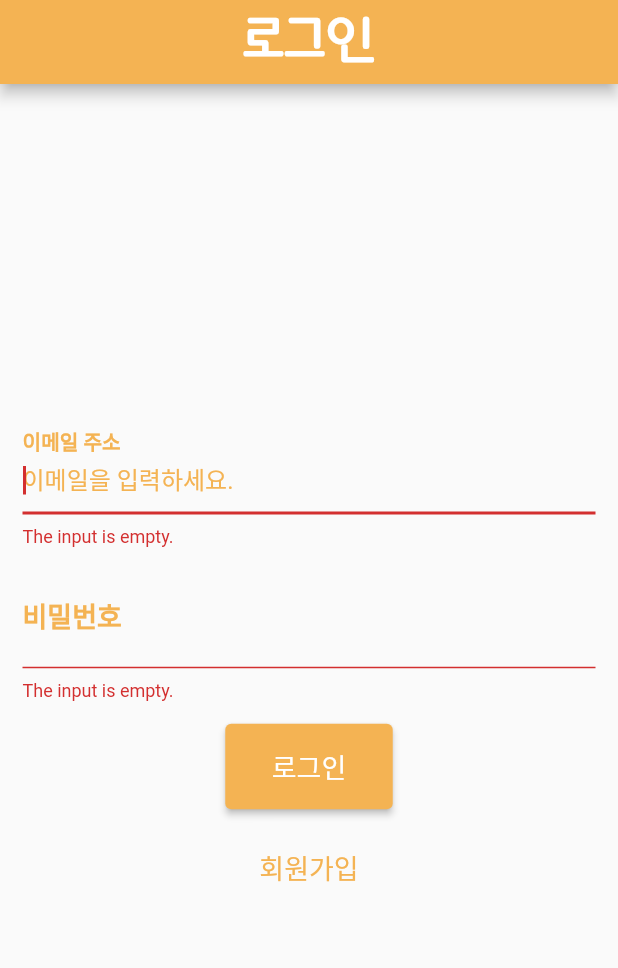
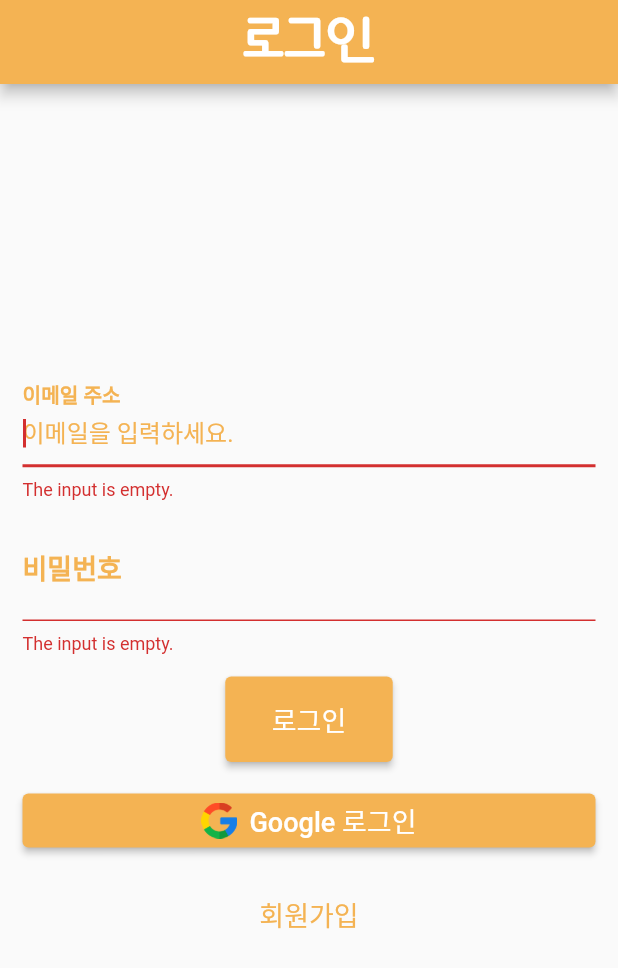
Before and after one commit to 6eom9eun/timeDam, a Flutter app: the screen it shows after launch, after a tap on "로그인", on a phone screen of 412 x 824 dp. Shown: the top 968 px of the screen. Run offline on Flutter 3.47's test engine with Material 2 defaults, Android fonts, the phone set to English and light mode, and no system bars; our stand-ins replace cloud_firestore, firebase_auth, firebase_core, flutter_spinkit, google_sign_in; accounts and stored records are empty.

Commit message:
구글 로그인 구현

```diff
--- a/lib/login.dart
+++ b/lib/login.dart
@@ -1,5 +1,6 @@
 import 'package:firebase_auth/firebase_auth.dart';
 import 'package:flutter/material.dart';
+import 'package:google_sign_in/google_sign_in.dart';
 
 class LoginPage extends StatefulWidget {
   const LoginPage({super.key});
@@ -12,14 +13,19 @@ class _LoginPageState extends State<LoginPage> {
   final _key = GlobalKey<FormState>();
   final TextEditingController _emailController = TextEditingController();
   final TextEditingController _pwdController = TextEditingController();
+
+  GoogleSignIn _googleSignIn = GoogleSignIn();
+  FirebaseAuth _auth = FirebaseAuth.instance;
+
   @override
   Widget build(BuildContext context) {
     return Scaffold(
-      appBar: AppBar(backgroundColor: Color(0xFFF4B353),
+      appBar: AppBar(
+        backgroundColor: Color(0xFFF4B353),
         automaticallyImplyLeading: false,
         title: Text(
           '로그인',
-          style: TextStyle(fontFamily:'Gugi',fontSize: 35.0),  // 이 부분에서 fontSize를 조절합니다.
+          style: TextStyle(fontFamily: 'Gugi', fontSize: 35.0),
         ),
         centerTitle: true,
       ),
@@ -37,13 +43,15 @@ class _LoginPageState extends State<LoginPage> {
                 const SizedBox(height: 15),
                 loginButton(),
                 const SizedBox(height: 15),
+                googleLoginButton(),
+                const SizedBox(height: 15),
                 TextButton(
                   onPressed: () => Navigator.pushNamed(context, '/signup'),
                   child: const Text(
                     "회원가입",
                     style: TextStyle(
                       fontSize: 18,
-                      color: Color(0xFFF4B353), // 원하는 색상으로 변경
+                      color: Color(0xFFF4B353),
                     ),
                   ),
                 ),
@@ -69,12 +77,12 @@ class _LoginPageState extends State<LoginPage> {
       decoration: InputDecoration(
         enabledBorder: OutlineInputBorder(
           borderSide: BorderSide(
-            color: Color(0xFFF4B353), // 일반 상태의 테두리 색상 변경
+            color: Color(0xFFF4B353),
           ),
         ),
         focusedBorder: OutlineInputBorder(
           borderSide: BorderSide(
-            color: Color(0xFFF4B353), // 포커스 상태의 테두리 색상 변경
+            color: Color(0xFFF4B353),
           ),
         ),
         hintText: '이메일을 입력하세요.',
@@ -82,10 +90,10 @@ class _LoginPageState extends State<LoginPage> {
         labelStyle: TextStyle(
           fontSize: 18,
           fontWeight: FontWeight.bold,
-          color: Color(0xFFF4B353), // 라벨 텍스트 색상 변경
+          color: Color(0xFFF4B353),
         ),
         hintStyle: TextStyle(
-          color: Color(0xFFF4B353), // 힌트 텍스트 색상 변경
+          color: Color(0xFFF4B353),
         ),
       ),
     );
@@ -106,12 +114,12 @@ class _LoginPageState extends State<LoginPage> {
       decoration: InputDecoration(
         enabledBorder: OutlineInputBorder(
           borderSide: BorderSide(
-            color: Color(0xFFF4B353), // 일반 상태의 테두리 색상 변경
+            color: Color(0xFFF4B353),
           ),
         ),
         focusedBorder: OutlineInputBorder(
           borderSide: BorderSide(
-            color: Color(0xFFF4B353), // 포커스 상태의 테두리 색상 변경
+            color: Color(0xFFF4B353),
           ),
         ),
         hintText: '비밀번호를 입력하세요.',
@@ -119,26 +127,25 @@ class _LoginPageState extends State<LoginPage> {
         labelStyle: TextStyle(
           fontSize: 18,
           fontWeight: FontWeight.bold,
-          color: Color(0xFFF4B353), // 라벨 텍스트 색상 변경
+          color: Color(0xFFF4B353),
         ),
         hintStyle: TextStyle(
-          color: Color(0xFFF4B353), // 힌트 텍스트 색상 변경
+          color: Color(0xFFF4B353),
         ),
       ),
     );
   }
 
-
   ElevatedButton loginButton() {
     return ElevatedButton(
       onPressed: () async {
         if (_key.currentState!.validate()) {
-          // 여기에 작성
           try {
-            await FirebaseAuth.instance
+            await _auth
                 .signInWithEmailAndPassword(
-                email: _emailController.text, password: _pwdController.text)
-                .then((_) => Navigator.pushNamed(context, "/"));
+                email: _emailController.text,
+                password: _pwdController.text)
+                .then((_) => Navigator.pushNamed(context, "/landing"));
           } on FirebaseAuthException catch (e) {
             if (e.code == 'user-not-found') {
               debugPrint('No user found for that email.');
@@ -157,9 +164,50 @@ class _LoginPageState extends State<LoginPage> {
           ),
         ),
       ),
-    style: ElevatedButton.styleFrom(
-      primary: Color(0xFFF4B353), // 원하는 색상으로 변경
-    ),
+      style: ElevatedButton.styleFrom(
+        primary: Color(0xFFF4B353),
+      ),
+    );
+  }
+
+  ElevatedButton googleLoginButton() {
+    return ElevatedButton(
+      onPressed: () async {
+        try {
+          final GoogleSignInAccount? googleUser = await _googleSignIn.signIn();
+          final GoogleSignInAuthentication googleAuth =
+          await googleUser!.authentication;
+          final AuthCredential credential = GoogleAuthProvider.credential(
+            accessToken: googleAuth.accessToken,
+            idToken: googleAuth.idToken,
+          );
+          final UserCredential authResult = await _auth.signInWithCredential(credential);
+          final User? user = authResult.user;
+
+          if (user != null) {
+            Navigator.pushNamed(context, "/landing");
+          }
+        } catch (e) {
+          print("Google 로그인 오류: $e");
+        }
+      },
+      style: ElevatedButton.styleFrom(
+        primary: Color(0xFFF4B353),
+      ),
+      child: Row(
+        mainAxisAlignment: MainAxisAlignment.center,
+        children: [
+          Image.asset(
+            'assets/google.png', // 이미지 파일 경로
+            height: 24, // 이미지 높이 조정
+          ),
+          SizedBox(width: 8), // 로고와 텍스트 사이 여백 조정
+          Text(
+            "Google 로그인",
+            style: TextStyle(fontSize: 18),
+          ),
+        ],
+      ),
     );
   }
 }
--- a/lib/main.dart
+++ b/lib/main.dart
@@ -2,6 +2,7 @@ import 'package:flutter/material.dart';
 import 'package:memo_re/login.dart';
 import 'package:memo_re/signup.dart';
 import 'package:memo_re/home.dart';
+import 'package:memo_re/landingpage.dart';
 import 'package:firebase_core/firebase_core.dart';
 import 'firebase_options.dart';
 
@@ -27,6 +28,7 @@ class MyApp extends StatelessWidget {
         '/': (context) => const HomePage(),
         '/login': (context) => const LoginPage(),
         '/signup': (context) => const SignupPage(),
+        '/landing' : (context) => const LandingPage(),
       },
     );
   }
--- a/pubspec.yaml
+++ b/pubspec.yaml
@@ -38,6 +38,7 @@ dependencies:
   firebase_core: ^2.11.0
   firebase_auth: ^4.6.1
   cloud_firestore: ^4.11.0
+  google_sign_in: ^6.1.5
   flutter_spinkit: ^5.2.0
   get: ^4.6.6
 
@@ -66,6 +67,7 @@ flutter:
   # To add assets to your application, add an assets section, like this:
   assets:
     - assets/image/
+    - assets/
 
   # An image asset can refer to one or more resolution-specific "variants", see
   # https://flutter.dev/assets-and-images/#resolution-aware
```
Also changed, not shown: lib/mainpages/mypage.dart (+59 -1 lines), assets/google.png (added), pubspec.lock, 1 other file.
